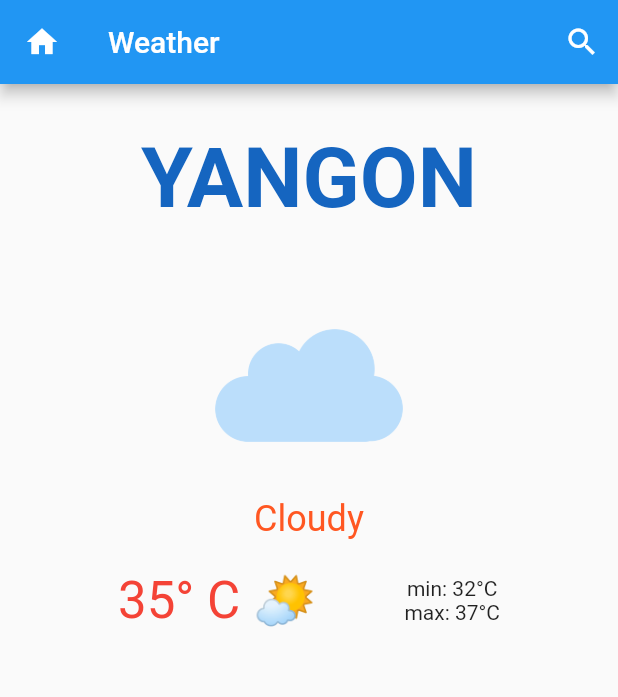
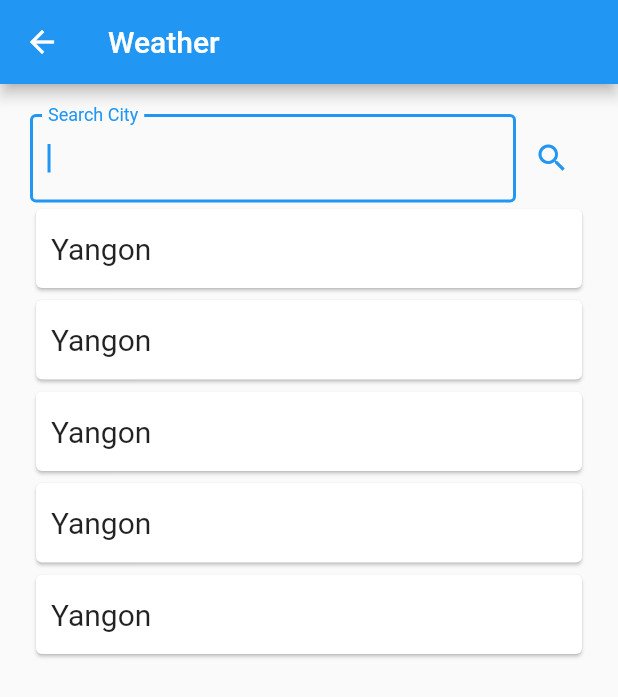
Before and after one commit to AungKOO/BLoc_Weather, a Flutter app: the screen it shows after launch, after a tap on the "search" icon, on a phone screen of 412 x 824 dp. Shown: the top 697 px of the screen. Run offline on Flutter 3.47's test engine with Material 2 defaults, Android fonts, the phone set to English and light mode, and no system bars; our stand-ins replace google_fonts.

Commit message:
add search screen and widgets

```diff
--- /dev/null
+++ b/lib/UI/search_screen.dart
@@ -0,0 +1,77 @@
+import 'package:bloc_l3/constants.dart';
+import 'package:flutter/material.dart';
+import 'package:google_fonts/google_fonts.dart';
+
+class SearchScreen extends StatefulWidget {
+  @override
+  _SearchScreenState createState() => _SearchScreenState();
+}
+
+class _SearchScreenState extends State<SearchScreen> {
+  final TextEditingController _searchController = TextEditingController();
+
+  @override
+  void dispose() {
+    _searchController.dispose();
+    super.dispose();
+  }
+
+  @override
+  Widget build(BuildContext context) {
+    return Scaffold(
+      appBar: AppBar(
+        title: kAppTitle,
+      ),
+      body: _buildSearch(),
+    );
+  }
+
+  Container _buildSearch() => Container(
+      padding: EdgeInsets.all(20.0),
+      child: Column(
+        children: <Widget>[
+          Row(
+            children: <Widget>[
+              Expanded(
+                child: TextField(
+                  autofocus: true,
+                  controller: _searchController,
+                  decoration: InputDecoration(
+                    labelText: "Search City",
+                    border: OutlineInputBorder(),
+                  ),
+                ),
+              ),
+              IconButton(
+                icon: Icon(
+                  Icons.search,
+                  color: Colors.blue,
+                ),
+                onPressed: () {},
+              ),
+            ],
+          ),
+          Expanded(
+            child: _listViewBuilder(),
+          ),
+        ],
+      ));
+
+  ListView _listViewBuilder() => ListView.builder(
+        itemCount: 5,
+        itemBuilder: (BuildContext context, int index) {
+          return Card(
+            child: Container(
+              padding: EdgeInsets.symmetric(horizontal: 10.0, vertical: 15.0),
+              child: Text(
+                "Yangon",
+                style: GoogleFonts.roboto(
+                  fontWeight: FontWeight.w400,
+                  textStyle: Theme.of(context).textTheme.headline6,
+                ),
+              ),
+            ),
+          );
+        },
+      );
+}
--- a/lib/UI/weather_home.dart
+++ b/lib/UI/weather_home.dart
@@ -1,5 +1,7 @@
+import 'package:bloc_l3/UI/search_screen.dart';
 import 'package:flutter/material.dart';
 import 'package:google_fonts/google_fonts.dart';
+import 'package:bloc_l3/constants.dart';
 
 class WeatherHome extends StatefulWidget {
   @override
@@ -12,16 +14,25 @@ class _WeatherHomeState extends State<WeatherHome> {
     return Scaffold(
         appBar: AppBar(
           leading: Icon(Icons.home),
-          title: Text("Weather"),
+          title: kAppTitle,
           actions: [
             IconButton(
               icon: Icon(Icons.search),
-              onPressed: () {},
+              onPressed: () {
+                Navigator.push(
+                  context,
+                  MaterialPageRoute(builder: (context) => SearchScreen()),
+                );
+              },
               tooltip: "Search",
             ),
           ],
         ),
-        body: Container(
+        body: _buildBody(context));
+  }
+
+  Container _buildBody(BuildContext context) {
+    return Container(
       padding: EdgeInsets.symmetric(
         vertical: 30.0,
         horizontal: 20.0,
@@ -78,6 +89,6 @@ class _WeatherHomeState extends State<WeatherHome> {
           )
         ],
       ),
-        ));
+    );
   }
 }
--- /dev/null
+++ b/lib/constants.dart
@@ -0,0 +1,3 @@
+import 'package:flutter/material.dart';
+
+const kAppTitle = Text("Weather");
```
Lines whose indentation alone changed are shown as unchanged.
